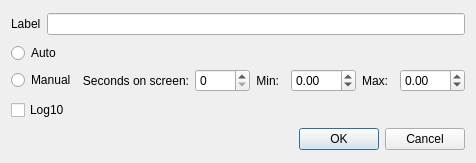
First picture: the form in plot/axisconfig.ui, repository koshi8bit/lib, before the edit.
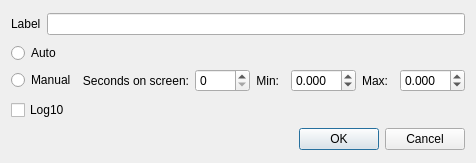
Second picture: the form after the edit. Custom widgets are drawn as their Qt base class.

```diff
--- a/plot/axisconfig.ui
+++ b/plot/axisconfig.ui
@@ -90,8 +90,8 @@
            <height>0</height>
           </size>
          </property>
-         <property name="prefix">
-          <string/>
+         <property name="decimals">
+          <number>3</number>
          </property>
          <property name="minimum">
           <double>-9999999999.000000000000000</double>
@@ -122,6 +122,9 @@
            <height>0</height>
           </size>
          </property>
+         <property name="decimals">
+          <number>3</number>
+         </property>
          <property name="minimum">
           <double>-9999999999.000000000000000</double>
          </property>
```
